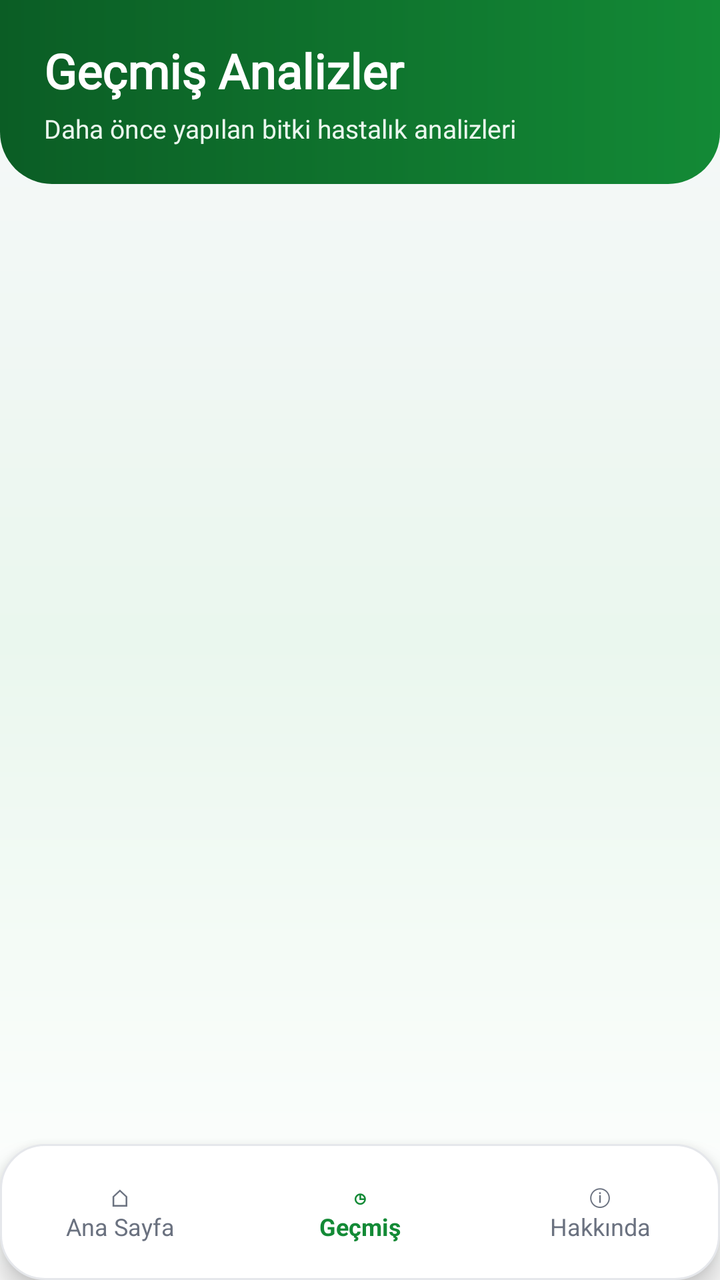
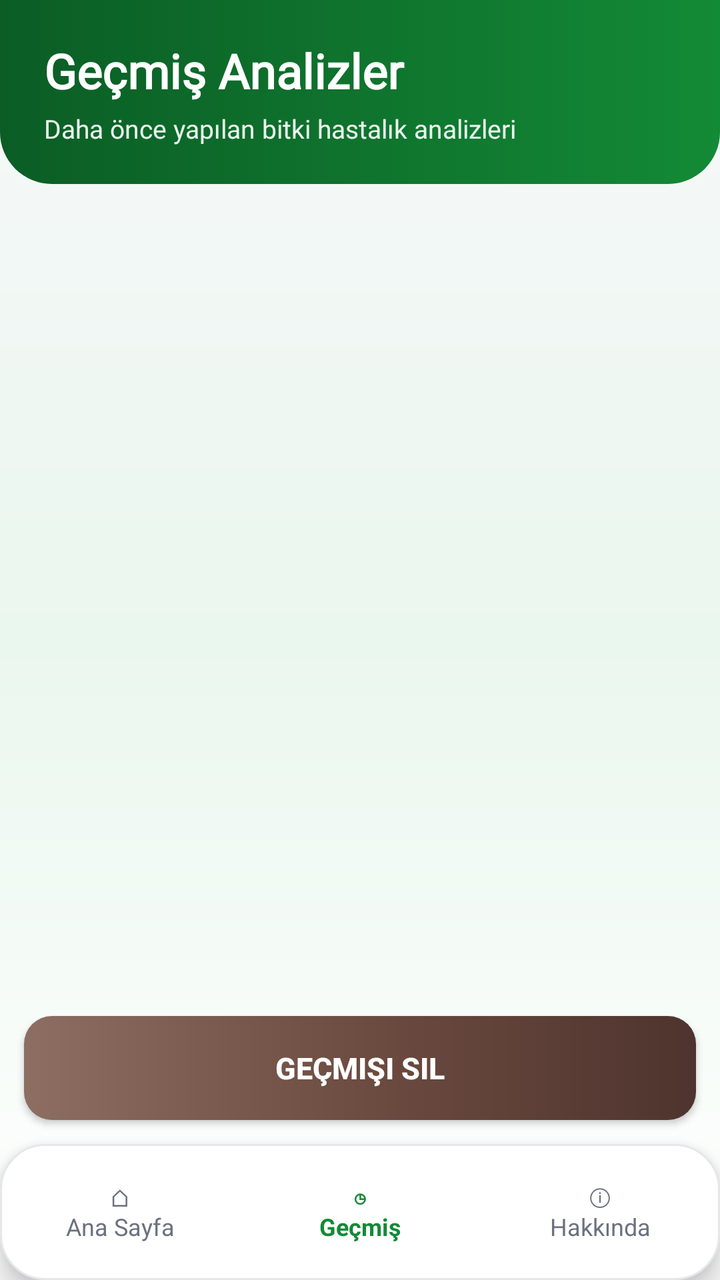

Two renders of the same Android screen: before a commit and after it. Below are the layout's source before the change and the commit's diff.
<!-- AndroidManifest.xml: application theme AppTheme -->
<!-- res/layout/activity_history.xml -->
<?xml version="1.0" encoding="utf-8"?>
<LinearLayout xmlns:android="http://schemas.android.com/apk/res/android"
    android:layout_width="match_parent"
    android:layout_height="match_parent"
    android:orientation="vertical"
    android:background="@drawable/bg_app_gradient">

    <LinearLayout
        android:layout_width="match_parent"
        android:layout_height="92dp"
        android:orientation="vertical"
        android:gravity="center_vertical"
        android:paddingStart="22dp"
        android:paddingEnd="22dp"
        android:background="@drawable/bg_header_green">

        <TextView
            android:id="@+id/historyTitle"
            android:layout_width="match_parent"
            android:layout_height="wrap_content"
            android:text="Geçmiş Analizler"
            android:textColor="#FFFFFF"
            android:textSize="24sp"
            android:textStyle="bold"
            android:fontFamily="@font/opensans_bold" />

        <TextView
            android:id="@+id/historySubtitle"
            android:layout_width="match_parent"
            android:layout_height="wrap_content"
            android:text="Daha önce yapılan bitki hastalık analizleri"
            android:textColor="#EAF7EE"
            android:textSize="13sp"
            android:fontFamily="@font/opensans_regular"
            android:layout_marginTop="4dp" />

    </LinearLayout>

    <ScrollView
        android:layout_width="match_parent"
        android:layout_height="0dp"
        android:layout_weight="1"
        android:fillViewport="true">

        <LinearLayout
            android:id="@+id/historyContainer"
            android:layout_width="match_parent"
            android:layout_height="wrap_content"
            android:orientation="vertical"
            android:padding="18dp" />

    </ScrollView>

    <LinearLayout
        android:id="@+id/bottomNav"
        android:layout_width="match_parent"
        android:layout_height="68dp"
        android:orientation="horizontal"
        android:gravity="center"
        android:background="@drawable/bg_card_white"
        android:elevation="8dp">

        <TextView
            android:id="@+id/navHome"
            android:layout_width="0dp"
            android:layout_height="match_parent"
            android:layout_weight="1"
            android:text="⌂\nAna Sayfa"
            android:textColor="#6B7280"
            android:textSize="12sp"
            android:gravity="center" />

        <TextView
            android:id="@+id/navHistory"
            android:layout_width="0dp"
            android:layout_height="match_parent"
            android:layout_weight="1"
            android:text="◷\nGeçmiş"
            android:textColor="#138A36"
            android:textSize="12sp"
            android:textStyle="bold"
            android:gravity="center" />

        <TextView
            android:id="@+id/navAbout"
            android:layout_width="0dp"
            android:layout_height="match_parent"
            android:layout_weight="1"
            android:text="ⓘ\nHakkında"
            android:textColor="#6B7280"
            android:textSize="12sp"
            android:gravity="center" />

    </LinearLayout>

</LinearLayout>
<!-- resources referenced by this layout -->
<resources>
  <!-- drawable bg_app_gradient (drawable) -->
  <?xml version="1.0" encoding="utf-8"?>
  <shape xmlns:android="http://schemas.android.com/apk/res/android">
      <gradient
          android:startColor="#F7F8FA"
          android:centerColor="#EAF7EE"
          android:endColor="#FFFFFF"
          android:angle="270" />
  </shape>
  <!-- drawable bg_card_white (drawable) -->
  <?xml version="1.0" encoding="utf-8"?>
  <shape xmlns:android="http://schemas.android.com/apk/res/android">
      <solid android:color="#FFFFFF" />
  
      <corners android:radius="22dp" />
  
      <stroke
          android:width="1dp"
          android:color="#E5E7EB" />
  </shape>
  <!-- drawable bg_header_green (drawable) -->
  <?xml version="1.0" encoding="utf-8"?>
  <shape xmlns:android="http://schemas.android.com/apk/res/android">
      <gradient
          android:startColor="#0B5D25"
          android:endColor="#138A36"
          android:angle="0" />
  
      <corners
          android:bottomLeftRadius="26dp"
          android:bottomRightRadius="26dp" />
  </shape>
  <style name="AppTheme" parent="Theme.AppCompat.Light.NoActionBar">
          
          <item name="colorPrimary">@color/colorPrimary</item>
          <item name="colorPrimaryDark">@color/colorPrimaryDark</item>
          <item name="colorAccent">@color/colorAccent</item>
      </style>
  <color name="colorPrimary">#008577</color>
  <color name="colorPrimaryDark">#00574B</color>
  <color name="colorAccent">#00e676</color>
</resources>

<!-- the commit's change to res/layout/activity_history.xml (unified diff, before → after) -->
@@ -24,6 +24,7 @@
             android:textStyle="bold"
             android:fontFamily="@font/opensans_bold" />
 
+
         <TextView
             android:id="@+id/historySubtitle"
             android:layout_width="match_parent"
@@ -35,6 +36,7 @@
             android:layout_marginTop="4dp" />
 
     </LinearLayout>
+
 
     <ScrollView
         android:layout_width="match_parent"
@@ -50,6 +52,16 @@
             android:padding="18dp" />
 
     </ScrollView>
+    <Button
+        android:id="@+id/clearHistoryButton"
+        android:layout_width="match_parent"
+        android:layout_height="52dp"
+        android:layout_margin="12dp"
+        android:background="@drawable/button_brown_gradient"
+        android:text="Geçmişi Sil"
+        android:textColor="#FFFFFF"
+        android:textSize="15sp"
+        android:textStyle="bold" />
 
     <LinearLayout
         android:id="@+id/bottomNav"
@@ -93,4 +105,5 @@
 
     </LinearLayout>
 
+
 </LinearLayout>
<!-- resource entries referenced after the edit -->
@@ -32,6 +32,16 @@
           android:bottomLeftRadius="26dp"
           android:bottomRightRadius="26dp" />
   </shape>
+  <!-- drawable button_brown_gradient (drawable) -->
+  <?xml version="1.0" encoding="utf-8"?>
+      <shape xmlns:android="http://schemas.android.com/apk/res/android">
+          <corners android:radius="14dp" />
+          <gradient
+              android:startColor="#8D6E63"
+              android:centerColor="#6D4C41"
+              android:endColor="#4E342E"
+              android:angle="0" />
+      </shape>
   <style name="AppTheme" parent="Theme.AppCompat.Light.NoActionBar">
           
           <item name="colorPrimary">@color/colorPrimary</item>
